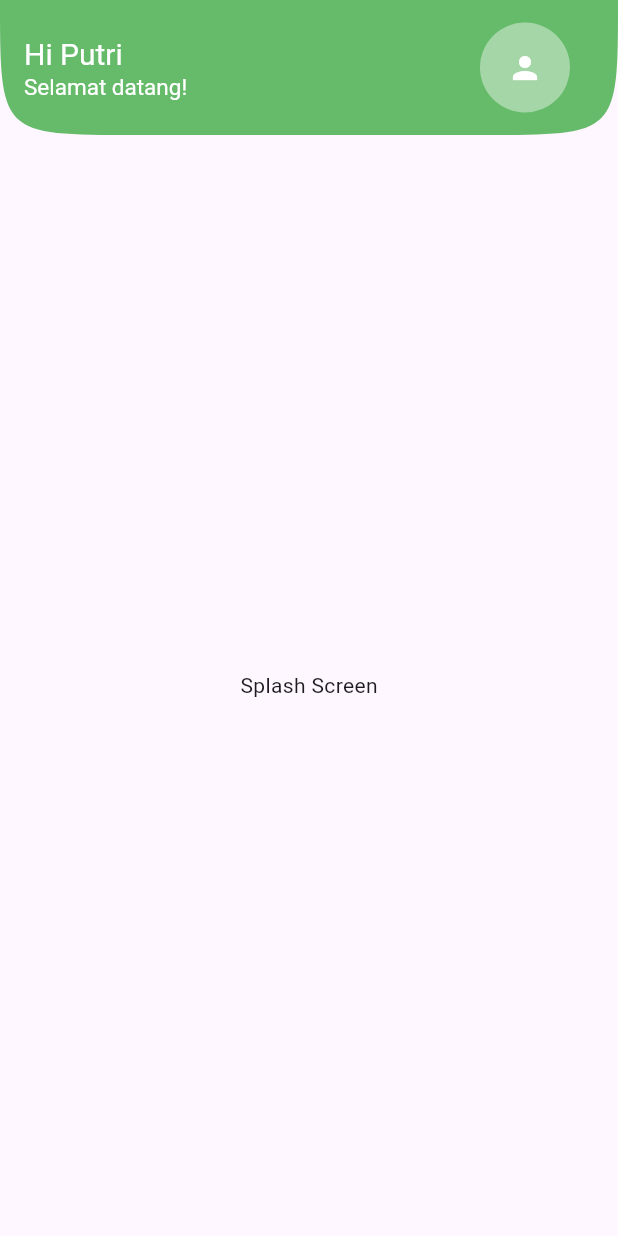
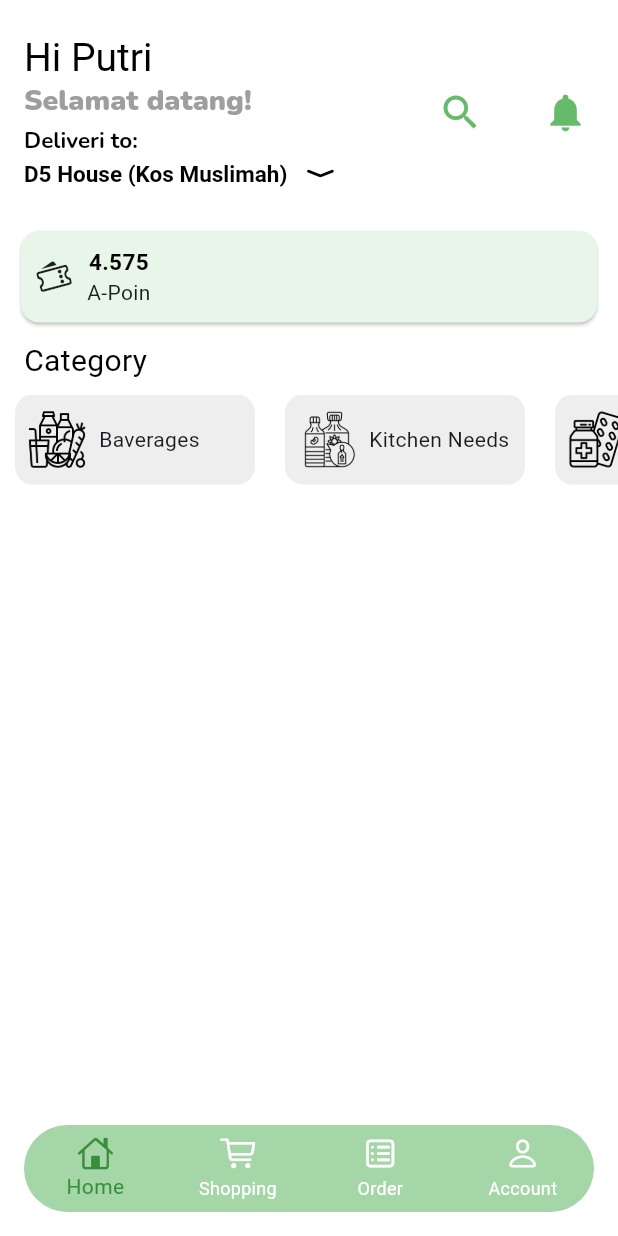
Before and after one commit to mputt26/Market_Apps, a Flutter app: the screen it shows after launch, on a phone screen of 412 x 824 dp. Run offline on Flutter 3.47's test engine with Material 3 defaults, Android fonts, the phone set to English and light mode, and no system bars; Roboto replaces fonts that are missing (Rock).

Commit message:
update 1.0

```diff
--- a/lib/View/v_homePage.dart
+++ b/lib/View/v_homePage.dart
@@ -1,49 +1,160 @@
 import 'package:flutter/material.dart';
+import 'package:market_apps/View/v_shoppingPage.dart';
+import 'package:market_apps/View/widget/card_home.dart';
+import 'package:market_apps/View/widget/category_list.dart';
 import 'package:market_apps/style.dart';
+import 'package:flutter/cupertino.dart';
+import 'dart:ui';
 
-class HomePage extends StatelessWidget {
-  const HomePage({Key? key});
+class HomePage extends StatefulWidget {
+  const HomePage({Key? key}) : super(key: key);
+
+  @override
+  _HomePageState createState() => _HomePageState();
+}
+
+class _HomePageState extends State<HomePage> {
+  int _selectedIndex = 0;
 
   @override
   Widget build(BuildContext context) {
     return Scaffold(
+      backgroundColor: Colors.white,
       appBar: AppBar(
         automaticallyImplyLeading: false,
-        backgroundColor: Colors.green[400],
-        toolbarHeight: 90,
-        shape: ContinuousRectangleBorder(
-          borderRadius: BorderRadius.only(
-            bottomLeft: Radius.circular(90),
-            bottomRight: Radius.circular(90),
-          ),
-        ),
-        title: Row(
-          mainAxisAlignment: MainAxisAlignment.spaceBetween,
+        backgroundColor: Colors.transparent,
+        elevation: 0,
+        toolbarHeight: 150,
+        title: Column(
+          crossAxisAlignment: CrossAxisAlignment.start,
           children: [
-            Column(
-              crossAxisAlignment: CrossAxisAlignment.start,
-              children: [
-                Text('Hi Putri', style: tittleHome.copyWith(fontSize: 20)),
-                Text('Selamat datang!',
-                    style: tittleHome.copyWith(fontSize: 15)),
-              ],
+            Text('Hi Putri', style: tittleHome.copyWith(fontSize: 26)),
+            Text('Selamat datang!',
+                style: subtittleHome.copyWith(fontSize: 19)),
+            SizedBox(height: 5),
+            Text(
+              'Deliveri to:',
+              style: subDeliver,
             ),
-            Container(
-              margin: EdgeInsets.only(right: 16),
-              width: 60,
-              height: 60,
-              decoration: BoxDecoration(
-                  shape: BoxShape.circle, color: Colors.green[200]),
-              child: Icon(
-                Icons.person,
-                color: Colors.white,
+            GestureDetector(
+              onTap: () {
+                // Navigasi ke halaman baru saat teks diklik
+                Navigator.push(
+                  context,
+                  MaterialPageRoute(builder: (context) => NewPage()),
+                );
+              },
+              child: Row(
+                children: [
+                  Text(
+                    'D5 House (Kos Muslimah)',
+                    style: normal,
+                  ),
+                  SizedBox(width: 10),
+                  Icon(
+                    CupertinoIcons.chevron_compact_down,
+                    color: Colors.black,
+                  )
+                ],
               ),
             ),
           ],
         ),
+        actions: [
+          CupertinoButton(
+            onPressed: () {},
+            child: Icon(Icons.search, size: 30, color: Colors.green[400]),
+          ),
+          CupertinoButton(
+            onPressed: () {},
+            child:
+                Icon(Icons.notifications, size: 30, color: Colors.green[400]),
+          ),
+        ],
+      ),
+      body: SingleChildScrollView(
+        child: Column(
+          crossAxisAlignment: CrossAxisAlignment.start,
+          children: [
+            CardHome(),
+            Padding(
+              padding: const EdgeInsets.only(left: 16),
+              child: Text('Category', style: tittleHome.copyWith(fontSize: 20)),
+            ),
+            SizedBox(height: 8),
+            CategoryList(),
+          ],
+        ),
+      ),
+      bottomNavigationBar: Padding(
+        padding: const EdgeInsets.only(bottom: 16, left: 16, right: 16),
+        child: ClipRect(
+          child: BackdropFilter(
+            filter: ImageFilter.blur(sigmaX: 10, sigmaY: 10),
+            child: Container(
+              decoration: BoxDecoration(
+                color: Colors.green[200],
+                borderRadius: BorderRadius.all(Radius.circular(50)),
+              ),
+              child: BottomNavigationBar(
+                type: BottomNavigationBarType.fixed,
+                currentIndex: _selectedIndex,
+                onTap: _onItemTapped,
+                selectedItemColor: Colors.green[700],
+                unselectedItemColor: Colors.white,
+                backgroundColor: Colors.transparent,
+                elevation: 0,
+                items: [
+                  BottomNavigationBarItem(
+                    icon: Icon(CupertinoIcons.home),
+                    label: 'Home',
+                  ),
+                  BottomNavigationBarItem(
+                    icon: Icon(CupertinoIcons.shopping_cart),
+                    label: 'Shopping',
+                  ),
+                  BottomNavigationBarItem(
+                    icon: Icon(CupertinoIcons.square_list),
+                    label: 'Order',
+                  ),
+                  BottomNavigationBarItem(
+                    icon: Icon(CupertinoIcons.person),
+                    label: 'Account',
+                  ),
+                ],
+              ),
+            ),
+          ),
+        ),
+      ),
+    );
+  }
+
+  void _onItemTapped(int index) {
+    setState(() {
+      _selectedIndex = index;
+      // Navigasi ke halaman yang sesuai dengan item yang diklik
+      switch (index) {
+        case 1:
+          Navigator.push(
+              context, MaterialPageRoute(builder: (context) => ShoppingPage()));
+          break;
+        // Tambahkan case untuk item lainnya jika diperlukan
+      }
+    });
+  }
+}
+
+// Contoh halaman baru
+class NewPage extends StatelessWidget {
+  @override
+  Widget build(BuildContext context) {
+    return Scaffold(
+      appBar: AppBar(
+        title: Text('New Page'),
       ),
       body: Center(
-        child: Text('Splash Screen'),
+        child: Text('This is a new page.'),
       ),
     );
   }
--- /dev/null
+++ b/lib/View/v_shoppingPage.dart
@@ -0,0 +1,22 @@
+import 'package:flutter/material.dart';
+
+class ShoppingPage extends StatefulWidget {
+  const ShoppingPage({Key? key}) : super(key: key);
+
+  @override
+  State<ShoppingPage> createState() => _ShoppingPageState();
+}
+
+class _ShoppingPageState extends State<ShoppingPage> {
+  @override
+  Widget build(BuildContext context) {
+    return Scaffold(
+      appBar: AppBar(
+        title: Text('Shopping Page'),
+      ),
+      body: Center(
+        child: Text('Halaman Shopping'),
+      ),
+    );
+  }
+}
--- /dev/null
+++ b/lib/View/widget/card_home.dart
@@ -0,0 +1,43 @@
+import 'package:flutter/cupertino.dart';
+import 'package:flutter/material.dart';
+import 'package:market_apps/style.dart';
+
+class CardHome extends StatelessWidget {
+  const CardHome({Key? key}) : super(key: key);
+
+  @override
+  Widget build(BuildContext context) {
+    return Padding(
+      padding: const EdgeInsets.only(left: 10, right: 10, bottom: 7),
+      child: Card(
+        color: Colors.green[50],
+        child: Padding(
+          padding: const EdgeInsets.all(10),
+          child: Column(
+            crossAxisAlignment: CrossAxisAlignment.start,
+            children: [
+              Row(
+                children: [
+                  Icon(CupertinoIcons.tickets),
+                  SizedBox(width: 10),
+                  Column(
+                    children: [
+                      Text(
+                        '4.575',
+                        style: normal,
+                      ),
+                      Text('A-Poin')
+                    ],
+                  ),
+                  // SizedBox(height: 30, child: Text('data'))
+                ],
+              ),
+              // SizedBox(height: 8),
+              // Add other widgets or content as needed
+            ],
+          ),
+        ),
+      ),
+    );
+  }
+}
--- /dev/null
+++ b/lib/View/widget/category_item.dart
@@ -0,0 +1,38 @@
+import 'package:flutter/material.dart';
+
+class CategoryItem extends StatelessWidget {
+  final String title;
+  final String imageUrl;
+
+  const CategoryItem({Key? key, required this.title, required this.imageUrl})
+      : super(key: key);
+
+  @override
+  Widget build(BuildContext context) {
+    return Padding(
+      padding: const EdgeInsets.only(left: 10, right: 10),
+      child: Container(
+        width: 160,
+        decoration: BoxDecoration(
+          borderRadius: BorderRadius.circular(12),
+          color: Colors.grey[200],
+        ),
+        child: Padding(
+          padding: const EdgeInsets.all(8.0),
+          child: Column(
+            mainAxisAlignment: MainAxisAlignment.center,
+            children: [
+              Row(
+                children: [
+                  Image.asset(imageUrl, height: 40, width: 40),
+                  SizedBox(width: 8),
+                  Text(title),
+                ],
+              ),
+            ],
+          ),
+        ),
+      ),
+    );
+  }
+}
--- /dev/null
+++ b/lib/View/widget/category_list.dart
@@ -0,0 +1,39 @@
+import 'package:flutter/material.dart';
+import 'category_item.dart';
+
+class CategoryList extends StatelessWidget {
+  @override
+  Widget build(BuildContext context) {
+    final List<Map<String, String>> categories = [
+      {'title': 'Baverages', 'imageUrl': 'assets/images/bav.png'},
+      {'title': 'Kitchen Needs', 'imageUrl': 'assets/images/kit.png'},
+      {'title': 'Health & Care', 'imageUrl': 'assets/images/medic.png'},
+      {'title': 'Snack Food', 'imageUrl': 'assets/images/snack.png'},
+      {'title': 'Vegetable', 'imageUrl': 'assets/images/vegetable.png'},
+      {'title': 'Meat Fresh', 'imageUrl': 'assets/images/meat.png'},
+      {'title': 'Personal Care', 'imageUrl': 'assets/images/makeup.png'},
+      {'title': 'Body Care', 'imageUrl': 'assets/images/soap.png'},
+      {'title': 'Home Supplies', 'imageUrl': 'assets/images/dish-soap.png'},
+    ];
+
+    return Container(
+      height: 60,
+      child: ListView.separated(
+        scrollDirection: Axis.horizontal,
+        itemCount: categories.length,
+        separatorBuilder: (context, index) => SizedBox(width: 0),
+        itemBuilder: (context, index) {
+          final category = categories[index];
+          return Row(
+            children: [
+              CategoryItem(
+                title: category['title']!,
+                imageUrl: category['imageUrl']!,
+              ),
+            ],
+          );
+        },
+      ),
+    );
+  }
+}
--- a/lib/main.dart
+++ b/lib/main.dart
@@ -14,11 +14,10 @@ class MyApp extends StatelessWidget {
     return MaterialApp(
       debugShowCheckedModeBanner: false,
       title: 'App Fluterku',
-      initialRoute: '/home',
+      initialRoute: '/',
       routes: {
         '/': (context) => SplashScreenPage(),
         '/home': (context) => HomePage(),
-        // Tambahkan routes lain jika diperlukan
       },
     );
   }
--- a/lib/style.dart
+++ b/lib/style.dart
@@ -3,4 +3,16 @@ import 'package:flutter/material.dart';
 TextStyle tittleG = const TextStyle(
     fontFamily: 'Rock', fontSize: 70, color: Color.fromARGB(255, 38, 105, 40));
 TextStyle tittleHome =
-    const TextStyle(fontFamily: 'Rock', fontSize: 12, color: Colors.white);
+    const TextStyle(fontFamily: 'Rock', fontSize: 12, color: Colors.black);
+TextStyle subtittleHome = const TextStyle(
+    fontFamily: 'Nunito',
+    fontSize: 12,
+    color: Colors.grey,
+    fontWeight: FontWeight.w900);
+TextStyle subDeliver = const TextStyle(
+    fontFamily: 'Nunito',
+    fontSize: 15,
+    color: Colors.black,
+    fontWeight: FontWeight.bold);
+TextStyle normal = const TextStyle(
+    fontSize: 15, color: Colors.black, fontWeight: FontWeight.bold);
```
Also changed, not shown: pubspec.yaml (+5 -5 lines), assets/fonts/Nunito.ttf (added), assets/images/bav.png (added), assets/images/dish-soap.png (added), assets/images/kit.png (added), assets/images/makeup.png (added), assets/images/meat.png (added), assets/images/medic.png (added), assets/images/snack.png (added), assets/images/soap.png (added), assets/images/vegetable.png (added).
